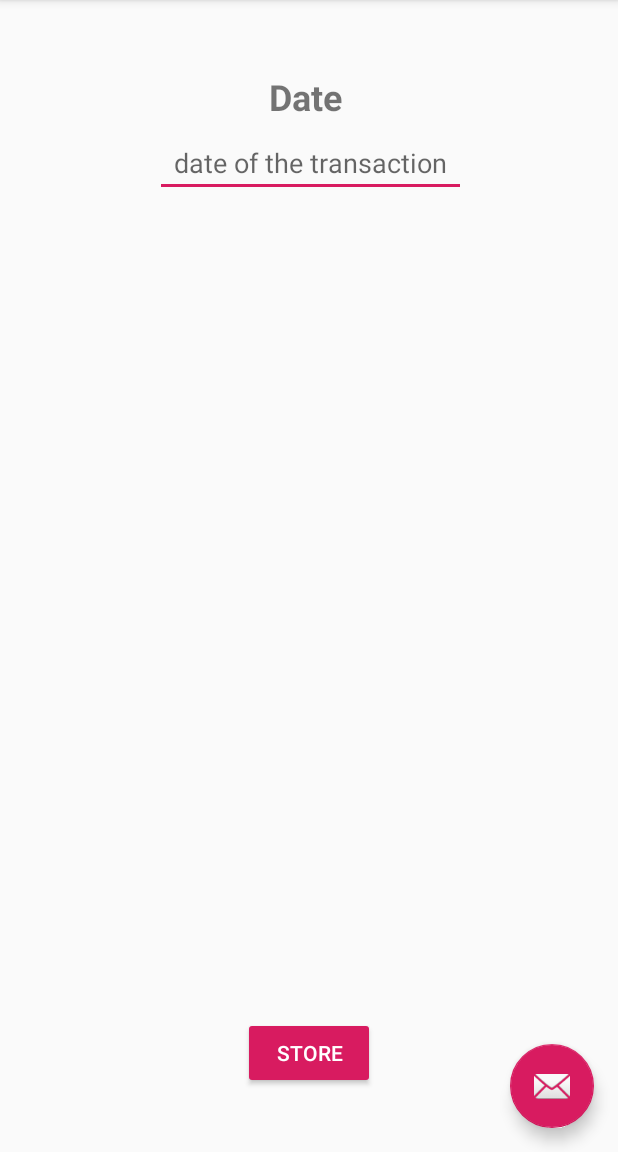
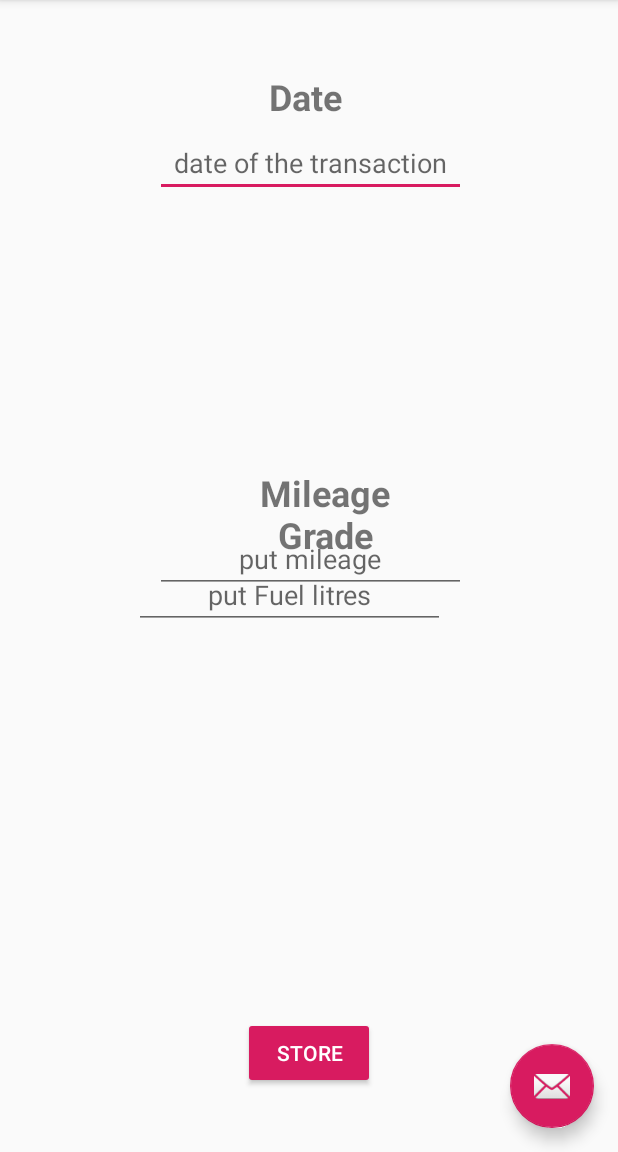
Before and after one commit to mohsenmsn/cs2001-2017-18-reassessment-mohsenmsn, an Android app: the screen it shows after launch (MainActivity), on a phone screen of 412 x 824 dp, the part 84-1236 px from its top. Run offline under Robolectric (Android 15) with nearby library versions, the phone set to English and light mode, and no system bars.

Commit message:
fields created

```diff
--- a/app/src/main/res/layout/content_main.xml
+++ b/app/src/main/res/layout/content_main.xml
@@ -42,6 +42,75 @@
         app:layout_constraintStart_toStartOf="parent"
         app:layout_constraintTop_toBottomOf="@+id/dateTextView" />
 
+    <TextView
+        android:id="@+id/MileTextView"
+        android:layout_width="160dp"
+        android:layout_height="32dp"
+        android:layout_marginStart="109dp"
+        android:layout_marginTop="48dp"
+        android:layout_marginEnd="115dp"
+        android:layout_marginBottom="8dp"
+        android:text="Mileage"
+        android:textAlignment="center"
+        android:textSize="24sp"
+        android:textStyle="bold"
+        app:layout_constraintBottom_toBottomOf="parent"
+        app:layout_constraintEnd_toEndOf="parent"
+        app:layout_constraintHorizontal_bias="1.0"
+        app:layout_constraintStart_toStartOf="parent"
+        app:layout_constraintTop_toTopOf="parent"
+        app:layout_constraintVertical_bias="0.388" />
+
+    <EditText
+        android:id="@+id/TextEdit2"
+        style="@style/Widget.AppCompat.Light.AutoCompleteTextView"
+        android:layout_width="207dp"
+        android:layout_height="43dp"
+        android:layout_marginStart="89dp"
+        android:layout_marginTop="8dp"
+        android:layout_marginEnd="88dp"
+        android:ems="10"
+        android:hint="put mileage"
+        android:inputType="number"
+        android:textAlignment="center"
+        app:layout_constraintEnd_toEndOf="parent"
+        app:layout_constraintStart_toStartOf="parent"
+        app:layout_constraintTop_toBottomOf="@+id/MileTextView" />
+
+    <TextView
+        android:id="@+id/FueltextView"
+        android:layout_width="160dp"
+        android:layout_height="32dp"
+        android:layout_marginStart="109dp"
+        android:layout_marginTop="340dp"
+        android:layout_marginEnd="115dp"
+        android:text="Grade"
+        android:textAlignment="center"
+        android:textSize="24sp"
+        android:textStyle="bold"
+        app:layout_constraintEnd_toEndOf="parent"
+        app:layout_constraintHorizontal_bias="1.0"
+        app:layout_constraintStart_toStartOf="parent"
+        app:layout_constraintTop_toTopOf="parent" />
+
+    <EditText
+        android:id="@+id/gradeTedit"
+        style="@style/Widget.AppCompat.Light.AutoCompleteTextView"
+        android:layout_width="207dp"
+        android:layout_height="43dp"
+        android:layout_marginStart="89dp"
+        android:layout_marginTop="4dp"
+        android:layout_marginEnd="88dp"
+        android:ems="10"
+        android:hint="put Fuel litres"
+        android:inputType="text|number"
+        android:textAlignment="center"
+        app:layout_constraintEnd_toEndOf="parent"
+        app:layout_constraintHorizontal_bias="0.0"
+        app:layout_constraintStart_toStartOf="parent"
+        app:layout_constraintTop_toBottomOf="@+id/FueltextView" />
+
+
 
     <Button
         android:id="@+id/StoreBtn"
```
